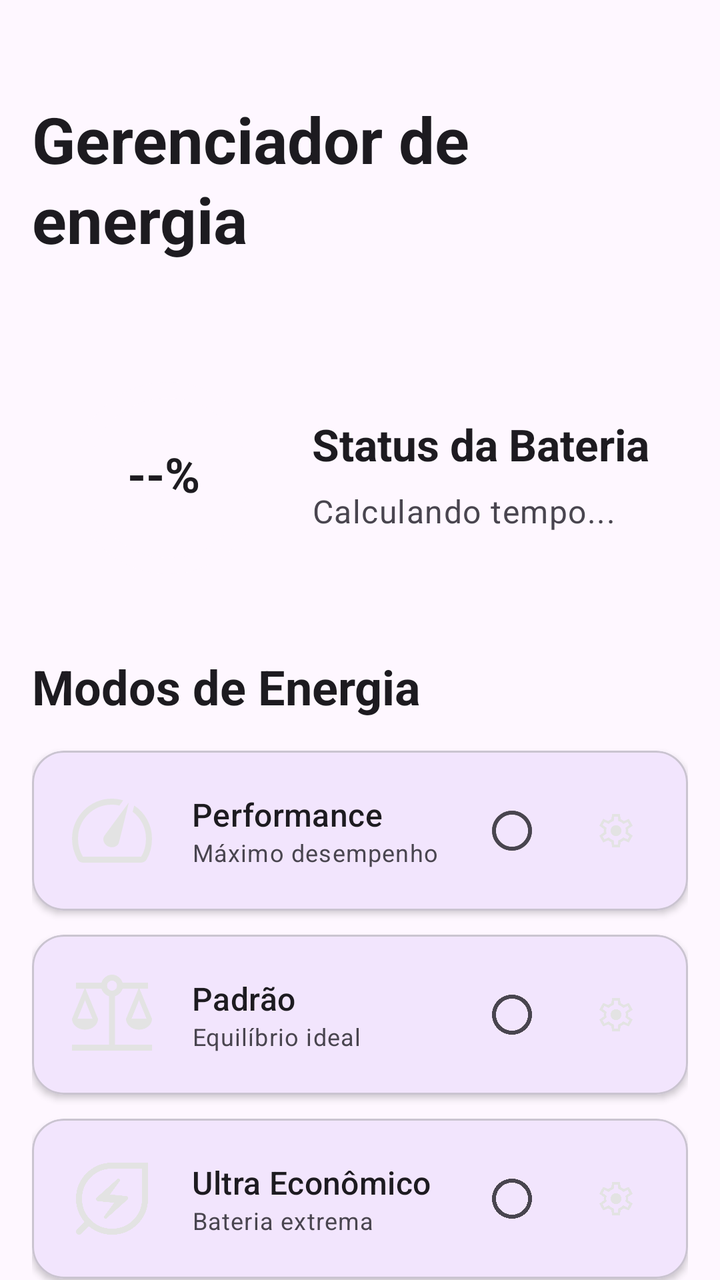
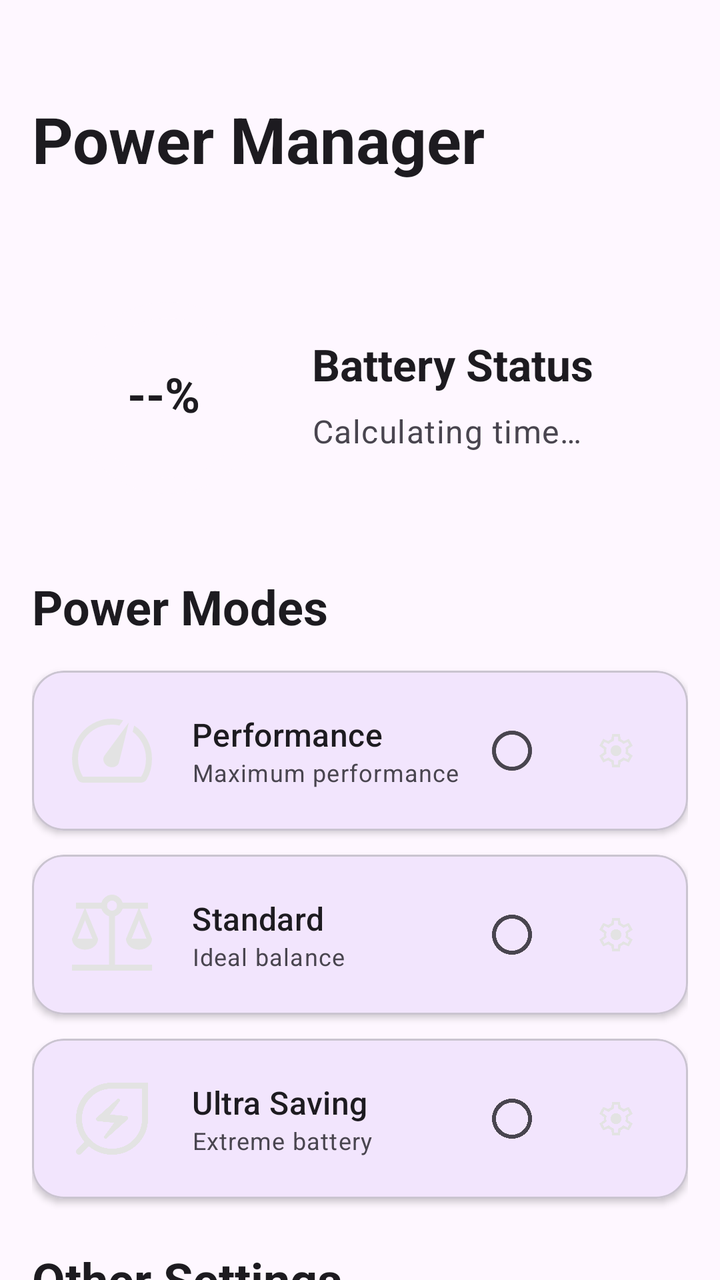

Compare the two renders of this Android layout. The source of the first and the diff that turns it into the second are given below.
<!-- AndroidManifest.xml: application theme Theme.GerenciamentoDeEnergia -->
<!-- res/layout/activity_main.xml -->
<?xml version="1.0" encoding="utf-8"?>
<androidx.coordinatorlayout.widget.CoordinatorLayout
    xmlns:android="http://schemas.android.com/apk/res/android"
    xmlns:app="http://schemas.android.com/apk/res-auto"
    android:layout_width="match_parent"
    android:layout_height="match_parent"
    android:fitsSystemWindows="true"
    android:background="?android:attr/colorBackground">

    <com.google.android.material.appbar.AppBarLayout
        android:layout_width="match_parent"
        android:layout_height="wrap_content"
        android:background="@android:color/transparent"
        app:elevation="0dp">

        <com.google.android.material.appbar.CollapsingToolbarLayout
            android:layout_width="match_parent"
            android:layout_height="wrap_content"
            app:layout_scrollFlags="scroll|exitUntilCollapsed"
            android:background="@android:color/transparent">

            <LinearLayout
                android:layout_width="match_parent"
                android:layout_height="wrap_content"
                android:orientation="vertical"
                android:paddingStart="16dp"
                android:paddingEnd="16dp"
                android:paddingTop="48dp"
                android:paddingBottom="24dp">

                <TextView
                    android:layout_width="wrap_content"
                    android:layout_height="wrap_content"
                    android:text="Gerenciador de energia"
                    android:textAppearance="?attr/textAppearanceHeadlineLarge"
                    android:textStyle="bold"
                    android:textColor="?android:attr/textColorPrimary" />

            </LinearLayout>

        </com.google.android.material.appbar.CollapsingToolbarLayout>

    </com.google.android.material.appbar.AppBarLayout>

    <androidx.core.widget.NestedScrollView
        android:layout_width="match_parent"
        android:layout_height="match_parent"
        app:layout_behavior="@string/appbar_scrolling_view_behavior"
        android:clipChildren="false"
        android:clipToPadding="false">

        <LinearLayout
            android:layout_width="match_parent"
            android:layout_height="wrap_content"
            android:orientation="vertical"
            android:paddingTop="16dp"
            android:paddingHorizontal="16dp"
            android:paddingBottom="32dp">

            
            <LinearLayout
                android:layout_width="match_parent"
                android:layout_height="wrap_content"
                android:orientation="horizontal"
                android:padding="16dp"
                android:gravity="center_vertical"
                android:layout_marginBottom="24dp">

                <FrameLayout
                    android:layout_width="100dp"
                    android:layout_height="100dp"
                    android:clipChildren="false"
                    android:clipToPadding="false">

                    <com.google.android.material.progressindicator.CircularProgressIndicator
                        android:id="@+id/battery_progress"
                        android:layout_width="match_parent"
                        android:layout_height="match_parent"
                        android:progress="0"
                        app:indicatorSize="96dp"
                        app:trackThickness="8dp"
                        app:trackCornerRadius="4dp"
                        app:indicatorColor="?attr/colorPrimary"
                        app:trackColor="?attr/colorSurface" />

                    <TextView
                        android:id="@+id/tv_battery_percent"
                        android:layout_width="wrap_content"
                        android:layout_height="wrap_content"
                        android:layout_gravity="center"
                        android:text="--%"
                        android:textAppearance="?attr/textAppearanceHeadlineSmall"
                        android:textStyle="bold"
                        android:textColor="?android:attr/textColorPrimary" />
                </FrameLayout>

                <LinearLayout
                    android:layout_width="0dp"
                    android:layout_height="wrap_content"
                    android:layout_weight="1"
                    android:orientation="vertical"
                    android:layout_marginStart="24dp">

                    <TextView
                        android:layout_width="wrap_content"
                        android:layout_height="wrap_content"
                        android:text="Status da Bateria"
                        android:textAppearance="?attr/textAppearanceTitleLarge"
                        android:textColor="?android:attr/textColorPrimary"
                        android:textStyle="bold" />

                    <TextView
                        android:id="@+id/tv_battery_time"
                        android:layout_width="wrap_content"
                        android:layout_height="wrap_content"
                        android:layout_marginTop="8dp"
                        android:text="Calculando tempo..."
                        android:textAppearance="?attr/textAppearanceBodyLarge"
                        android:textColor="?android:attr/textColorSecondary" />
                </LinearLayout>
            </LinearLayout>

            <TextView
                android:layout_width="wrap_content"
                android:layout_height="wrap_content"
                android:text="Modos de Energia"
                android:textAppearance="?attr/textAppearanceHeadlineSmall"
                android:layout_marginBottom="16dp"
                android:textStyle="bold"
                android:textColor="?android:attr/textColorPrimary" />

            
            <com.google.android.material.card.MaterialCardView
                android:id="@+id/card_performance"
                android:layout_width="match_parent"
                android:layout_height="wrap_content"
                android:layout_marginBottom="12dp"
                app:cardElevation="2dp"
                android:clickable="true"
                android:focusable="true"
                app:cardCornerRadius="16dp">

                <LinearLayout
                    android:layout_width="match_parent"
                    android:layout_height="wrap_content"
                    android:orientation="horizontal"
                    android:padding="16dp"
                    android:gravity="center_vertical">

                    <ImageView
                        android:layout_width="48dp"
                        android:layout_height="48dp"
                        android:src="@drawable/ic_performance"
                        android:contentDescription="Performance" />

                    <LinearLayout
                        android:layout_width="0dp"
                        android:layout_height="wrap_content"
                        android:layout_weight="1"
                        android:orientation="vertical"
                        android:layout_marginStart="16dp">

                        <TextView
                            android:layout_width="wrap_content"
                            android:layout_height="wrap_content"
                            android:text="Performance"
                            android:textAppearance="?attr/textAppearanceTitleMedium" />

                        <TextView
                            android:layout_width="wrap_content"
                            android:layout_height="wrap_content"
                            android:text="Máximo desempenho"
                            android:textAppearance="?attr/textAppearanceBodySmall" />
                    </LinearLayout>

                    <RadioButton
                        android:id="@+id/rb_performance"
                        android:layout_width="wrap_content"
                        android:layout_height="wrap_content"
                        android:clickable="false" />

                    <ImageButton
                        android:id="@+id/btn_config_performance"
                        android:layout_width="40dp"
                        android:layout_height="40dp"
                        android:src="@drawable/ic_settings"
                        android:background="?attr/selectableItemBackgroundBorderless" />
                </LinearLayout>
            </com.google.android.material.card.MaterialCardView>

            
            <com.google.android.material.card.MaterialCardView
                android:id="@+id/card_standard"
                android:layout_width="match_parent"
                android:layout_height="wrap_content"
                android:layout_marginBottom="12dp"
                app:cardElevation="2dp"
                android:clickable="true"
                android:focusable="true"
                app:cardCornerRadius="16dp">

                <LinearLayout
                    android:layout_width="match_parent"
                    android:layout_height="wrap_content"
                    android:orientation="horizontal"
                    android:padding="16dp"
                    android:gravity="center_vertical">

                    <ImageView
                        android:layout_width="48dp"
                        android:layout_height="48dp"
                        android:src="@drawable/ic_standard"
                        android:contentDescription="Padrão" />

                    <LinearLayout
                        android:layout_width="0dp"
                        android:layout_height="wrap_content"
                        android:layout_weight="1"
                        android:orientation="vertical"
                        android:layout_marginStart="16dp">

                        <TextView
                            android:layout_width="wrap_content"
                            android:layout_height="wrap_content"
                            android:text="Padrão"
                            android:textAppearance="?attr/textAppearanceTitleMedium" />

                        <TextView
                            android:layout_width="wrap_content"
                            android:layout_height="wrap_content"
                            android:text="Equilíbrio ideal"
                            android:textAppearance="?attr/textAppearanceBodySmall" />
                    </LinearLayout>

                    <RadioButton
                        android:id="@+id/rb_standard"
                        android:layout_width="wrap_content"
                        android:layout_height="wrap_content"
                        android:clickable="false" />

                    <ImageButton
                        android:id="@+id/btn_config_standard"
                        android:layout_width="40dp"
                        android:layout_height="40dp"
                        android:src="@drawable/ic_settings"
                        android:background="?attr/selectableItemBackgroundBorderless" />
                </LinearLayout>
            </com.google.android.material.card.MaterialCardView>

            
            <com.google.android.material.card.MaterialCardView
                android:id="@+id/card_ultra"
                android:layout_width="match_parent"
                android:layout_height="wrap_content"
                android:layout_marginBottom="24dp"
                app:cardElevation="2dp"
                android:clickable="true"
                android:focusable="true"
                app:cardCornerRadius="16dp">

                <LinearLayout
                    android:layout_width="match_parent"
                    android:layout_height="wrap_content"
                    android:orientation="horizontal"
                    android:padding="16dp"
                    android:gravity="center_vertical">

                    <ImageView
                        android:layout_width="48dp"
                        android:layout_height="48dp"
                        android:src="@drawable/ic_ultra"
                        android:contentDescription="Ultra Econômico" />

                    <LinearLayout
                        android:layout_width="0dp"
                        android:layout_height="wrap_content"
                        android:layout_weight="1"
                        android:orientation="vertical"
                        android:layout_marginStart="16dp">

                        <TextView
                            android:layout_width="wrap_content"
                            android:layout_height="wrap_content"
                            android:text="Ultra Econômico"
                            android:textAppearance="?attr/textAppearanceTitleMedium" />

                        <TextView
                            android:layout_width="wrap_content"
                            android:layout_height="wrap_content"
                            android:text="Bateria extrema"
                            android:textAppearance="?attr/textAppearanceBodySmall" />
                    </LinearLayout>

                    <RadioButton
                        android:id="@+id/rb_ultra"
                        android:layout_width="wrap_content"
                        android:layout_height="wrap_content"
                        android:clickable="false" />

                    <ImageButton
                        android:id="@+id/btn_config_ultra"
                        android:layout_width="40dp"
                        android:layout_height="40dp"
                        android:src="@drawable/ic_settings"
                        android:background="?attr/selectableItemBackgroundBorderless" />
                </LinearLayout>
            </com.google.android.material.card.MaterialCardView>

            
            <TextView
                android:layout_width="wrap_content"
                android:layout_height="wrap_content"
                android:text="Outras Configurações"
                android:textAppearance="?attr/textAppearanceHeadlineSmall"
                android:layout_marginBottom="16dp"
                android:textStyle="bold"
                android:textColor="?android:attr/textColorPrimary" />

            <com.google.android.material.card.MaterialCardView
                android:id="@+id/card_change_launcher"
                android:layout_width="match_parent"
                android:layout_height="wrap_content"
                android:layout_marginBottom="12dp"
                app:cardElevation="2dp"
                android:clickable="true"
                android:focusable="true"
                app:cardCornerRadius="16dp">

                <LinearLayout
                    android:layout_width="match_parent"
                    android:layout_height="wrap_content"
                    android:orientation="horizontal"
                    android:padding="16dp"
                    android:gravity="center_vertical">

                    <ImageView
                        android:layout_width="48dp"
                        android:layout_height="48dp"
                        android:src="@drawable/ic_launcher"
                        android:contentDescription="Launcher" />

                    <LinearLayout
                        android:layout_width="0dp"
                        android:layout_height="wrap_content"
                        android:layout_weight="1"
                        android:orientation="vertical"
                        android:layout_marginStart="16dp">

                        <TextView
                            android:layout_width="wrap_content"
                            android:layout_height="wrap_content"
                            android:text="Alterar launcher padrão"
                            android:textAppearance="?attr/textAppearanceTitleMedium" />

                        <TextView
                            android:layout_width="wrap_content"
                            android:layout_height="wrap_content"
                            android:text="Altera o launcher padrão usado após sair do modo ultra-econômico"
                            android:textAppearance="?attr/textAppearanceBodySmall" />
                    </LinearLayout>

                </LinearLayout>
            </com.google.android.material.card.MaterialCardView>

        </LinearLayout>
    </androidx.core.widget.NestedScrollView>

</androidx.coordinatorlayout.widget.CoordinatorLayout>
<!-- resources referenced by this layout -->
<resources>
  <!-- drawable ic_launcher (drawable) -->
  <vector xmlns:android="http://schemas.android.com/apk/res/android"
      android:width="20dp"
      android:height="20dp"
      android:viewportWidth="960"
      android:viewportHeight="960">
    <path
        android:pathData="M40,800v-640l231,38v564L40,800ZM361,761v-561h238v561L361,761ZM920,800 L689,762v-564l231,-38v640ZM100,729 L211,710v-461l-111,-18v498ZM421,701h118v-441L421,260v441ZM860,729v-498l-111,18v462l111,18ZM100,729 L211,710 100,729ZM421,701h118,-118ZM860,729 L749,711 860,729Z"
        android:fillColor="#e3e3e3"/>
  </vector>
  <!-- drawable ic_standard (drawable) -->
  <vector xmlns:android="http://schemas.android.com/apk/res/android"
      android:width="20dp"
      android:height="20dp"
      android:viewportWidth="960"
      android:viewportHeight="960">
    <path
        android:pathData="M80,840v-60h370v-484q-26,-9 -46.5,-29.5T374,220L215,220l125,302q-1,45 -38.5,76.5T210,630q-54,0 -91.5,-31.5T80,522l125,-302h-85v-60h254q12,-35 41,-57.5t65,-22.5q36,0 65,22.5t41,57.5h254v60h-85l125,302q-1,45 -38.5,76.5T750,630q-54,0 -91.5,-31.5T620,522l125,-302L586,220q-9,26 -29.5,46.5T510,296v484h370v60L80,840ZM675,520h150l-75,-184 -75,184ZM135,520h150l-75,-184 -75,184ZM480,240q21,0 35.5,-15t14.5,-35q0,-21 -14.5,-35.5T480,140q-20,0 -35,14.5T430,190q0,20 15,35t35,15Z"
        android:fillColor="#e3e3e3"/>
  </vector>
  <!-- drawable ic_ultra (drawable) -->
  <vector xmlns:android="http://schemas.android.com/apk/res/android"
      android:width="20dp"
      android:height="20dp"
      android:viewportWidth="960"
      android:viewportHeight="960">
    <path
        android:pathData="M480,780q125,0 212.5,-87.5T780,480v-300L480,180q-125,0 -212.5,87.5T180,480q0,125 87.5,212.5T480,780ZM427,675 L634,490q10,-9 6,-21.5T622,454l-162,-16 97,-133q4,-5 3.5,-10.5T556,284q-5,-5 -11.5,-5t-11.5,5L327,469q-10,9 -6,21.5t18,14.5l162,16 -98,133q-4,5 -3.5,10.5T405,675q5,5 11,5t11,-5ZM480,840q-67,0 -126,-22.5T247,755l-76,76q-5,5 -10,7t-11,2q-12,0 -21,-9t-9,-21q0,-6 2,-11t7,-10l76,-76q-40,-48 -62.5,-107T120,480q0,-150 105,-255t255,-105h360v360q0,150 -105,255T480,840ZM480,480Z"
        android:fillColor="#e3e3e3"/>
  </vector>
  <style name="Theme.GerenciamentoDeEnergia" parent="Theme.Material3.DayNight.NoActionBar">
          <item name="colorPrimary">@color/purple_500</item>
          <item name="colorPrimaryVariant">@color/purple_700</item>
          <item name="colorOnPrimary">@color/white</item>
          <item name="colorSecondary">@color/teal_200</item>
          <item name="colorSecondaryVariant">@color/teal_700</item>
          <item name="colorOnSecondary">@color/black</item>
          <item name="android:statusBarColor">?attr/colorPrimaryVariant</item>
      </style>
  <color name="purple_500">#FF6200EE</color>
  <color name="purple_700">#FF3700B3</color>
  <color name="white">#FFFFFFFF</color>
  <color name="teal_200">#FF03DAC5</color>
  <color name="teal_700">#FF018786</color>
  <color name="black">#FF000000</color>
  <!-- unchanged entries left out for length: 2 -->
</resources>

<!-- the commit's change to res/layout/activity_main.xml (unified diff, before → after) -->
@@ -31,7 +31,7 @@
                 <TextView
                     android:layout_width="wrap_content"
                     android:layout_height="wrap_content"
-                    android:text="Gerenciador de energia"
+                    android:text="@string/main_title"
                     android:textAppearance="?attr/textAppearanceHeadlineLarge"
                     android:textStyle="bold"
                     android:textColor="?android:attr/textColorPrimary" />
@@ -61,6 +61,7 @@
             <LinearLayout
                 android:layout_width="match_parent"
                 android:layout_height="wrap_content"
+                android:baselineAligned="false"
                 android:orientation="horizontal"
                 android:padding="16dp"
                 android:gravity="center_vertical"
@@ -104,7 +105,7 @@
                     <TextView
                         android:layout_width="wrap_content"
                         android:layout_height="wrap_content"
-                        android:text="Status da Bateria"
+                        android:text="@string/battery_status_title"
                         android:textAppearance="?attr/textAppearanceTitleLarge"
                         android:textColor="?android:attr/textColorPrimary"
                         android:textStyle="bold" />
@@ -114,7 +115,7 @@
                         android:layout_width="wrap_content"
                         android:layout_height="wrap_content"
                         android:layout_marginTop="8dp"
-                        android:text="Calculando tempo..."
+                        android:text="@string/calculating_time"
                         android:textAppearance="?attr/textAppearanceBodyLarge"
                         android:textColor="?android:attr/textColorSecondary" />
                 </LinearLayout>
@@ -123,7 +124,7 @@
             <TextView
                 android:layout_width="wrap_content"
                 android:layout_height="wrap_content"
-                android:text="Modos de Energia"
+                android:text="@string/energy_modes_title"
                 android:textAppearance="?attr/textAppearanceHeadlineSmall"
                 android:layout_marginBottom="16dp"
                 android:textStyle="bold"
@@ -151,7 +152,7 @@
                         android:layout_width="48dp"
                         android:layout_height="48dp"
                         android:src="@drawable/ic_performance"
-                        android:contentDescription="Performance" />
+                        android:contentDescription="@string/mode_performance"/>
 
                     <LinearLayout
                         android:layout_width="0dp"
@@ -163,13 +164,13 @@
                         <TextView
                             android:layout_width="wrap_content"
                             android:layout_height="wrap_content"
-                            android:text="Performance"
+                            android:text="@string/mode_performance"
                             android:textAppearance="?attr/textAppearanceTitleMedium" />
 
                         <TextView
                             android:layout_width="wrap_content"
                             android:layout_height="wrap_content"
-                            android:text="Máximo desempenho"
+                            android:text="@string/mode_performance_desc"
                             android:textAppearance="?attr/textAppearanceBodySmall" />
                     </LinearLayout>
 
@@ -210,7 +211,7 @@
                         android:layout_width="48dp"
                         android:layout_height="48dp"
                         android:src="@drawable/ic_standard"
-                        android:contentDescription="Padrão" />
+                        android:contentDescription="@string/mode_standard" />
 
                     <LinearLayout
                         android:layout_width="0dp"
@@ -222,13 +223,13 @@
                         <TextView
                             android:layout_width="wrap_content"
                             android:layout_height="wrap_content"
-                            android:text="Padrão"
+                            android:text="@string/mode_standard"
                             android:textAppearance="?attr/textAppearanceTitleMedium" />
 
                         <TextView
                             android:layout_width="wrap_content"
                             android:layout_height="wrap_content"
-                            android:text="Equilíbrio ideal"
+                            android:text="@string/mode_standard_desc"
                             android:textAppearance="?attr/textAppearanceBodySmall" />
                     </LinearLayout>
 
@@ -269,7 +270,7 @@
                         android:layout_width="48dp"
                         android:layout_height="48dp"
                         android:src="@drawable/ic_ultra"
-                        android:contentDescription="Ultra Econômico" />
+                        android:contentDescription="@string/mode_ultra"/>
 
                     <LinearLayout
                         android:layout_width="0dp"
@@ -281,13 +282,13 @@
                         <TextView
                             android:layout_width="wrap_content"
                             android:layout_height="wrap_content"
-                            android:text="Ultra Econômico"
+                            android:text="@string/mode_ultra"
                             android:textAppearance="?attr/textAppearanceTitleMedium" />
 
                         <TextView
                             android:layout_width="wrap_content"
                             android:layout_height="wrap_content"
-                            android:text="Bateria extrema"
+                            android:text="@string/mode_ultra_desc"
                             android:textAppearance="?attr/textAppearanceBodySmall" />
                     </LinearLayout>
 
@@ -310,7 +311,7 @@
             <TextView
                 android:layout_width="wrap_content"
                 android:layout_height="wrap_content"
-                android:text="Outras Configurações"
+                android:text="@string/other_settings_title"
                 android:textAppearance="?attr/textAppearanceHeadlineSmall"
                 android:layout_marginBottom="16dp"
                 android:textStyle="bold"
@@ -337,7 +338,7 @@
                         android:layout_width="48dp"
                         android:layout_height="48dp"
                         android:src="@drawable/ic_launcher"
-                        android:contentDescription="Launcher" />
+                        android:contentDescription="@string/launcher_title" />
 
                     <LinearLayout
                         android:layout_width="0dp"
@@ -349,13 +350,13 @@
                         <TextView
                             android:layout_width="wrap_content"
                             android:layout_height="wrap_content"
-                            android:text="Alterar launcher padrão"
+                            android:text="@string/change_launcher_title"
                             android:textAppearance="?attr/textAppearanceTitleMedium" />
 
                         <TextView
                             android:layout_width="wrap_content"
                             android:layout_height="wrap_content"
-                            android:text="Altera o launcher padrão usado após sair do modo ultra-econômico"
+                            android:text="@string/change_launcher_subtitle"
                             android:textAppearance="?attr/textAppearanceBodySmall" />
                     </LinearLayout>
 
<!-- resource entries referenced after the edit -->
@@ -30,6 +30,20 @@
         android:pathData="M480,780q125,0 212.5,-87.5T780,480v-300L480,180q-125,0 -212.5,87.5T180,480q0,125 87.5,212.5T480,780ZM427,675 L634,490q10,-9 6,-21.5T622,454l-162,-16 97,-133q4,-5 3.5,-10.5T556,284q-5,-5 -11.5,-5t-11.5,5L327,469q-10,9 -6,21.5t18,14.5l162,16 -98,133q-4,5 -3.5,10.5T405,675q5,5 11,5t11,-5ZM480,840q-67,0 -126,-22.5T247,755l-76,76q-5,5 -10,7t-11,2q-12,0 -21,-9t-9,-21q0,-6 2,-11t7,-10l76,-76q-40,-48 -62.5,-107T120,480q0,-150 105,-255t255,-105h360v360q0,150 -105,255T480,840ZM480,480Z"
         android:fillColor="#e3e3e3"/>
   </vector>
+  <string name="battery_status_title">Battery Status</string>
+  <string name="calculating_time">Calculating time…</string>
+  <string name="change_launcher_subtitle">Changes the default launcher used after exiting ultra-saving mode</string>
+  <string name="change_launcher_title">Change default launcher</string>
+  <string name="energy_modes_title">Power Modes</string>
+  <string name="launcher_title">Ultra Saving</string>
+  <string name="main_title">Power Manager</string>
+  <string name="mode_performance">Performance</string>
+  <string name="mode_performance_desc">Maximum performance</string>
+  <string name="mode_standard">Standard</string>
+  <string name="mode_standard_desc">Ideal balance</string>
+  <string name="mode_ultra">Ultra Saving</string>
+  <string name="mode_ultra_desc">Extreme battery</string>
+  <string name="other_settings_title">Other Settings</string>
   <style name="Theme.GerenciamentoDeEnergia" parent="Theme.Material3.DayNight.NoActionBar">
           <item name="colorPrimary">@color/purple_500</item>
           <item name="colorPrimaryVariant">@color/purple_700</item>
